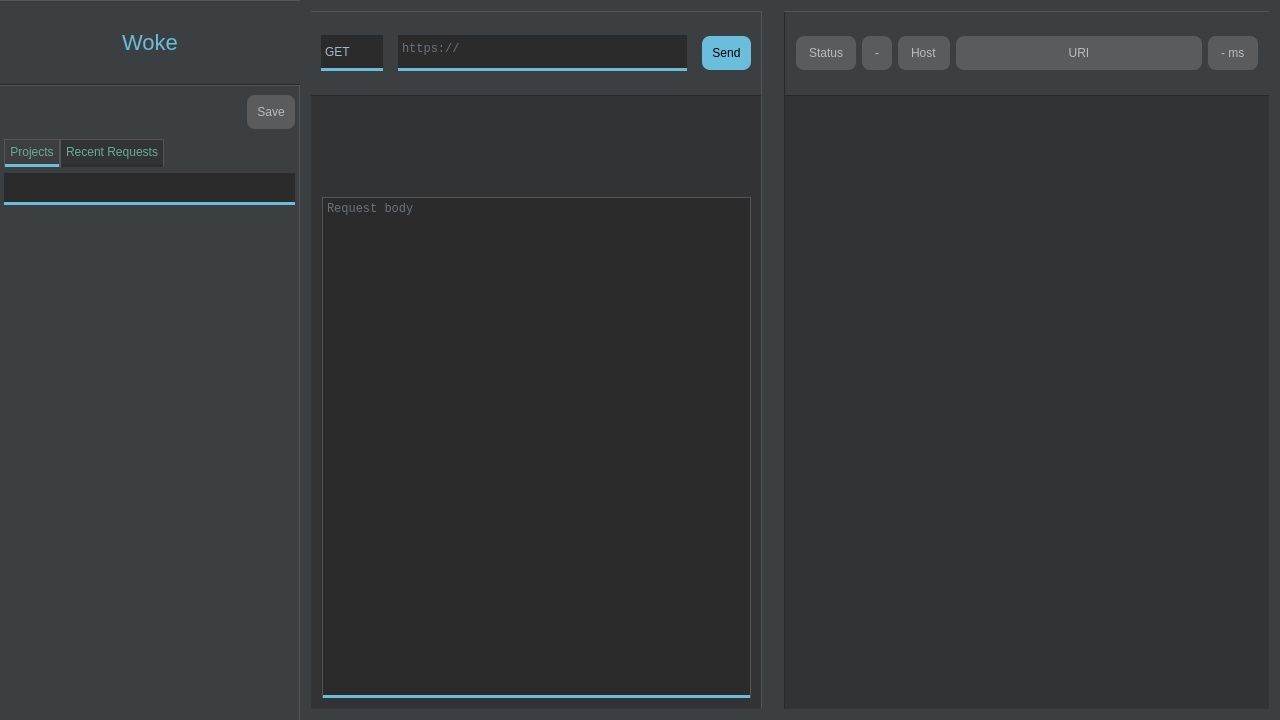
Before: the Qt Designer form mainwindow.ui in tmstieff/Woke, drawn with Qt 5.
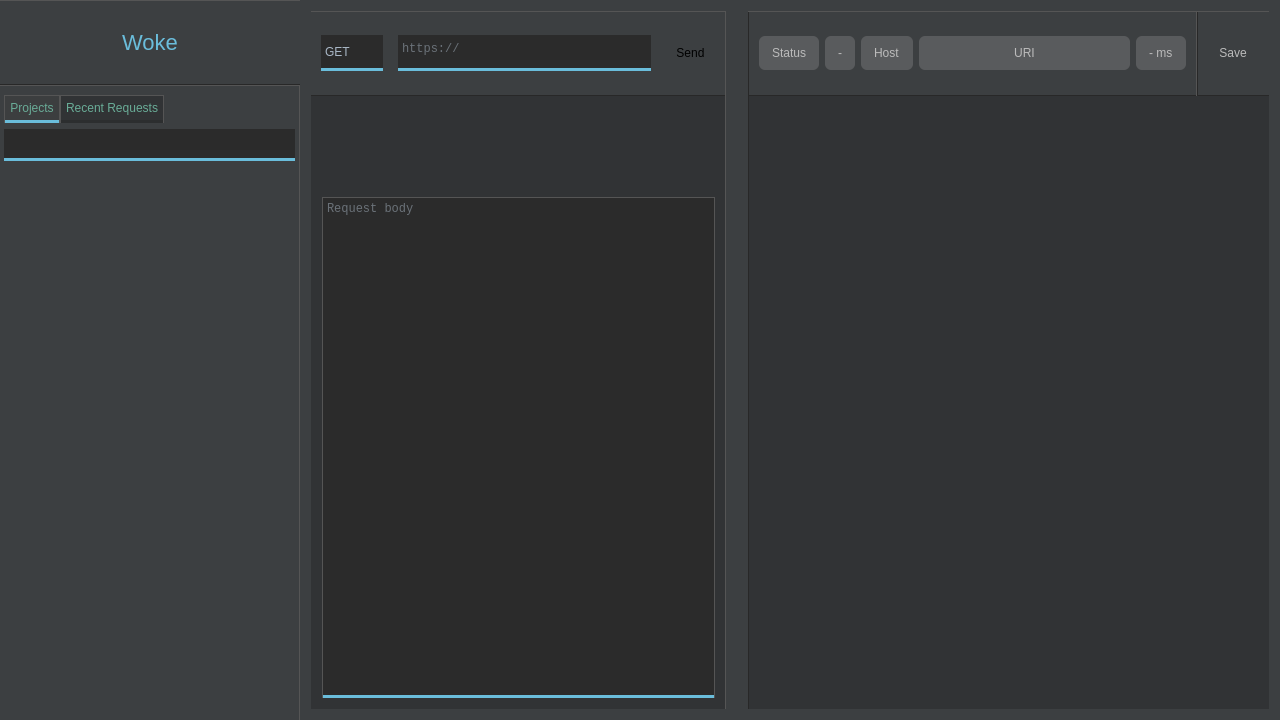
After: the same form once the commit is applied. Custom widgets are drawn as their Qt base class.

Commit message: UI refresh for buttons and the save editor

```diff
--- a/mainwindow.ui
+++ b/mainwindow.ui
@@ -89,6 +89,20 @@
 QListView {
 	color: #a9b7c6;
 	background-color: #3c3f41;
+}
+
+QPushButton {
+	color: #bbbbbb;
+	border: none;
+	padding: 10px;
+	border-radius: 6px;
+	background: qlineargradient(x1: 0, y1: 0, x2: 0, y2: 1
+                stop:0 #666666, stop:1 #444444)
+}
+
+QPushButton:hover {
+	background: qlineargradient(x1: 0, y1: 0, x2: 0, y2: 1
+                stop:0 #555555, stop:1 #444444)
 }</string>
   </property>
   <widget class="QWidget" name="centralWidget">
@@ -252,43 +266,6 @@
            <property name="bottomMargin">
             <number>9</number>
            </property>
-           <item>
-            <layout class="QHBoxLayout" name="buttonsLayout">
-             <property name="bottomMargin">
-              <number>4</number>
-             </property>
-             <item>
-              <spacer name="horizontalSpacer_4">
-               <property name="orientation">
-                <enum>Qt::Horizontal</enum>
-               </property>
-               <property name="sizeHint" stdset="0">
-                <size>
-                 <width>40</width>
-                 <height>20</height>
-                </size>
-               </property>
-              </spacer>
-             </item>
-             <item>
-              <widget class="QPushButton" name="saveButton">
-               <property name="styleSheet">
-                <string notr="true">#saveButton {
-	border-top: 3px solid #bbbbbb;
-	background-color: #595b5d;
-	color: #bbbbbb;
-	border: none;
-	padding: 10px;
-	border-radius: 8px;
-}</string>
-               </property>
-               <property name="text">
-                <string>Save</string>
-               </property>
-              </widget>
-             </item>
-            </layout>
-           </item>
            <item>
             <widget class="QTabWidget" name="tabWidget">
              <property name="styleSheet">
@@ -422,6 +399,9 @@
                       <height>32</height>
                      </size>
                     </property>
+                    <property name="editable">
+                     <bool>true</bool>
+                    </property>
                    </widget>
                   </item>
                   <item>
@@ -773,11 +753,18 @@
               <widget class="QPushButton" name="sendButton">
                <property name="styleSheet">
                 <string notr="true">#sendButton {
-	background-color: #6ABDDB;
+	/*background-color: #6ABDDB;*/
 	color: #000000;
 	border: none;
 	padding: 10px;
 	border-radius: 8px;
+	background: qlineargradient(x1: 0, y1: 0, x2: 0, y2: 1
+                stop:0 #6dc7e8, stop:1 #589eb7)
+}
+
+#sendButton:hover {
+	background: qlineargradient(x1: 0, y1: 0, x2: 0, y2: 1
+                stop:0 #6ABDDB, stop:1 #589eb7)
 }</string>
                </property>
                <property name="text">
@@ -919,12 +906,7 @@
            </size>
           </property>
           <property name="styleSheet">
-           <string notr="true">#resStatusFrame {
-	background-color: #3c3f41;
-	border-top: 1px solid #555555;
-	border-bottom: 1px solid #282828;
-	border-left: 1px solid #282828;
-}</string>
+           <string notr="true"/>
           </property>
           <property name="frameShape">
            <enum>QFrame::NoFrame</enum>
@@ -933,6 +915,41 @@
            <enum>QFrame::Raised</enum>
           </property>
           <layout class="QHBoxLayout" name="horizontalLayout_4">
+           <property name="spacing">
+            <number>0</number>
+           </property>
+           <property name="leftMargin">
+            <number>0</number>
+           </property>
+           <property name="topMargin">
+            <number>0</number>
+           </property>
+           <property name="rightMargin">
+            <number>0</number>
+           </property>
+           <property name="bottomMargin">
+            <number>0</number>
+           </property>
+           <item>
+            <widget class="QWidget" name="infoFrame" native="true">
+             <property name="styleSheet">
+              <string notr="true">#infoFrame {
+	background-color: #3c3f41;
+	border-top: 1px solid #555555;
+	border-bottom: 1px solid #282828;
+	border-right: 1px solid #555555;
+	border-left: 1px solid #282828;
+}
+
+QLabel {
+	background-color: #595b5d;
+	color: #bbbbbb;
+	border: none;
+	padding: 10px;
+	border-radius: 6px;
+}</string>
+             </property>
+             <layout class="QHBoxLayout" name="horizontalLayout_6">
            <item>
             <widget class="QLabel" name="statusCodeLabel">
              <property name="sizePolicy">
@@ -945,9 +962,6 @@
               <string notr="true">#statusCodeLabel {
 	background-color: #595b5d;
 	color: #bbbbbb;
-	border: none;
-	padding: 10px;
-	border-radius: 8px;
 }</string>
              </property>
              <property name="text">
@@ -970,13 +984,7 @@
               </size>
              </property>
              <property name="styleSheet">
-              <string notr="true">#verbLabel {
-	background-color: #595b5d;
-	color: #bbbbbb;
-	border: none;
-	padding: 10px;
-	border-radius: 8px;
-}</string>
+                 <string notr="true"/>
              </property>
              <property name="text">
               <string>-</string>
@@ -992,13 +1000,7 @@
               </sizepolicy>
              </property>
              <property name="styleSheet">
-              <string notr="true">#hostLabel {
-	background-color: #595b5d;
-	color: #bbbbbb;
-	border: none;
-	padding: 10px;
-	border-radius: 8px;
-}</string>
+                 <string notr="true"/>
              </property>
              <property name="text">
               <string>Host</string>
@@ -1017,13 +1019,7 @@
               </sizepolicy>
              </property>
              <property name="styleSheet">
-              <string notr="true">#uriLabel {
-	background-color: #595b5d;
-	color: #bbbbbb;
-	border: none;
-	padding: 10px;
-	border-radius: 8px;
-}</string>
+                 <string notr="true"/>
              </property>
              <property name="text">
               <string>URI</string>
@@ -1045,13 +1041,7 @@
               </sizepolicy>
              </property>
              <property name="styleSheet">
-              <string notr="true">#timeLabel {
-	background-color: #595b5d;
-	color: #bbbbbb;
-	border: none;
-	padding: 10px;
-	border-radius: 8px;
-}</string>
+                 <string notr="true"/>
              </property>
              <property name="text">
               <string>- ms</string>
@@ -1062,6 +1052,39 @@
          </widget>
         </item>
         <item>
+            <widget class="QFrame" name="buttonsFrame">
+             <property name="styleSheet">
+              <string notr="true">#buttonsFrame {
+	background-color: #3c3f41;
+	border-top: 1px solid #555555;
+	border-bottom: 1px solid #282828;
+	border-left: 1px solid #282828;
+}</string>
+             </property>
+             <property name="frameShape">
+              <enum>QFrame::StyledPanel</enum>
+             </property>
+             <property name="frameShadow">
+              <enum>QFrame::Raised</enum>
+             </property>
+             <layout class="QHBoxLayout" name="horizontalLayout_5">
+              <item>
+               <widget class="QPushButton" name="saveButton">
+                <property name="styleSheet">
+                 <string notr="true"/>
+                </property>
+                <property name="text">
+                 <string>Save</string>
+                </property>
+               </widget>
+              </item>
+             </layout>
+            </widget>
+           </item>
+          </layout>
+         </widget>
+        </item>
+        <item>
          <widget class="QFrame" name="resFrame">
           <property name="styleSheet">
            <string notr="true">#resFrame {
@@ -1099,6 +1122,19 @@
                <verstretch>0</verstretch>
               </sizepolicy>
              </property>
+             <property name="styleSheet">
+              <string notr="true">QPushButton {
+	background-color: #3c3e3f;
+	border: none;
+	border-radius: none;
+	border-bottom: 3px solid #6ABDDB;
+	border-top: 1px solid #555555;
+	border-right: 1px solid #555555;
+	border-left: 1px solid #555555;
+	color: #69ac97;
+	padding: 5px;
+}</string>
+             </property>
             </widget>
            </item>
           </layout>
```
Left out of the diff: 3 changed lines with no effect on the pictures. Lines whose indentation alone changed are shown as unchanged. The commit also changes 3 other files.
